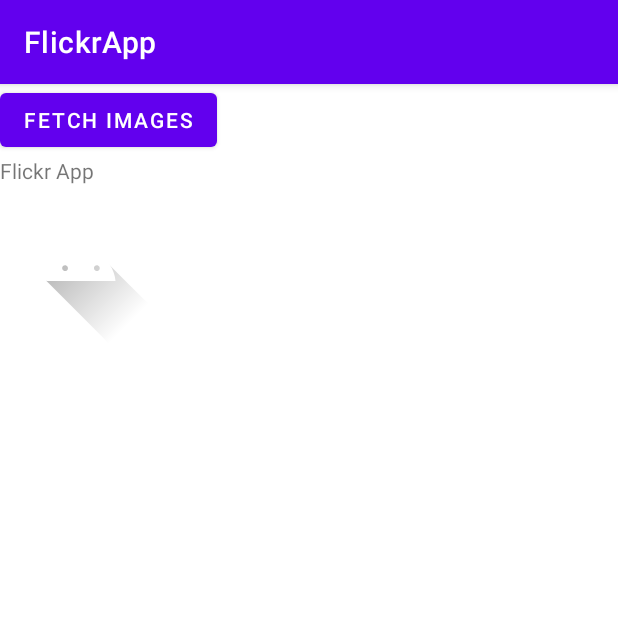
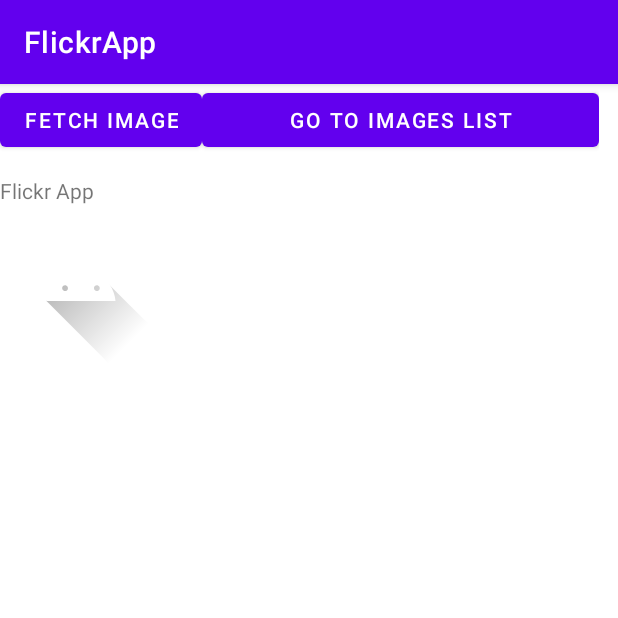
Before and after one commit to Fraisedesneiges/android-tp2, an Android app: the screen it shows after launch (MainActivity), on a phone screen of 412 x 824 dp, the top half of it. Run offline under Robolectric (Android 15) with nearby library versions, the phone set to English and light mode, and no system bars.

Commit message:
save work in progress

```diff
--- a/FlickrApp/app/src/main/java/com/example/matthieugedeon/flickrapp/MainActivity.java
+++ b/FlickrApp/app/src/main/java/com/example/matthieugedeon/flickrapp/MainActivity.java
@@ -2,6 +2,7 @@ package com.example.matthieugedeon.flickrapp;
 
 import androidx.appcompat.app.AppCompatActivity;
 
+import android.content.Intent;
 import android.graphics.Bitmap;
 import android.graphics.BitmapFactory;
 import android.graphics.Matrix;
@@ -39,6 +40,16 @@ public class MainActivity extends AppCompatActivity {
 
         Button b1=(Button)findViewById(R.id.fetch_button);
         b1.setOnClickListener(new GetImageOnClickListener());
+
+        Button b2 = (Button) findViewById(R.id.list_button);
+        b2.setOnClickListener(new View.OnClickListener() {
+            @Override
+            public void onClick(View v) {
+                Intent intent = new Intent(MainActivity.this, ListActivity.class);
+                //intent.putExtra(EXTRA_MESSAGE, concat);
+                startActivity(intent);
+            }
+        });
     }
 
     private String readStream(InputStream is) throws IOException {
--- a/FlickrApp/app/src/main/res/layout/activity_list.xml
+++ b/FlickrApp/app/src/main/res/layout/activity_list.xml
@@ -6,4 +6,8 @@
     android:layout_height="match_parent"
     tools:context=".ListActivity">
 
+    <ListView
+        android:id="@+id/list"
+        android:layout_width="match_parent"
+        android:layout_height="match_parent" />
 </androidx.constraintlayout.widget.ConstraintLayout>
--- a/FlickrApp/app/src/main/res/layout/activity_main.xml
+++ b/FlickrApp/app/src/main/res/layout/activity_main.xml
@@ -13,11 +13,24 @@
         app:flow_horizontalAlign="center"
         app:flow_verticalAlign="center">
 
-        <Button
-            android:id="@+id/fetch_button"
-            android:layout_width="wrap_content"
-            android:layout_height="wrap_content"
-            android:text="Fetch images" />
+        <LinearLayout
+            android:layout_width="399dp"
+            android:layout_height="61dp"
+            android:orientation="horizontal">
+
+            <Button
+                android:id="@+id/fetch_button"
+                android:layout_width="wrap_content"
+                android:layout_height="wrap_content"
+                android:text="Fetch image" />
+
+            <Button
+                android:id="@+id/list_button"
+                android:layout_width="wrap_content"
+                android:layout_height="wrap_content"
+                android:layout_weight="1"
+                android:text="Go to Images List" />
+        </LinearLayout>
 
         <TextView
             android:id="@+id/display"
```
Also changed, not shown: FlickrApp/app/src/main/java/com/example/matthieugedeon/flickrapp/ListActivity.java (+133 -0 lines).
